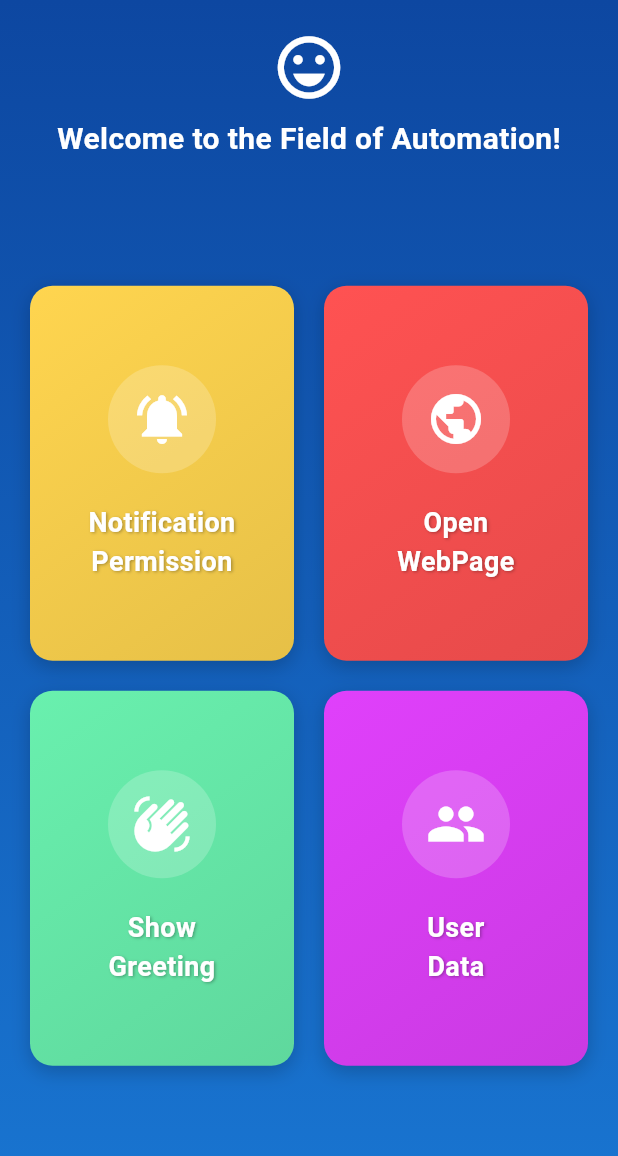
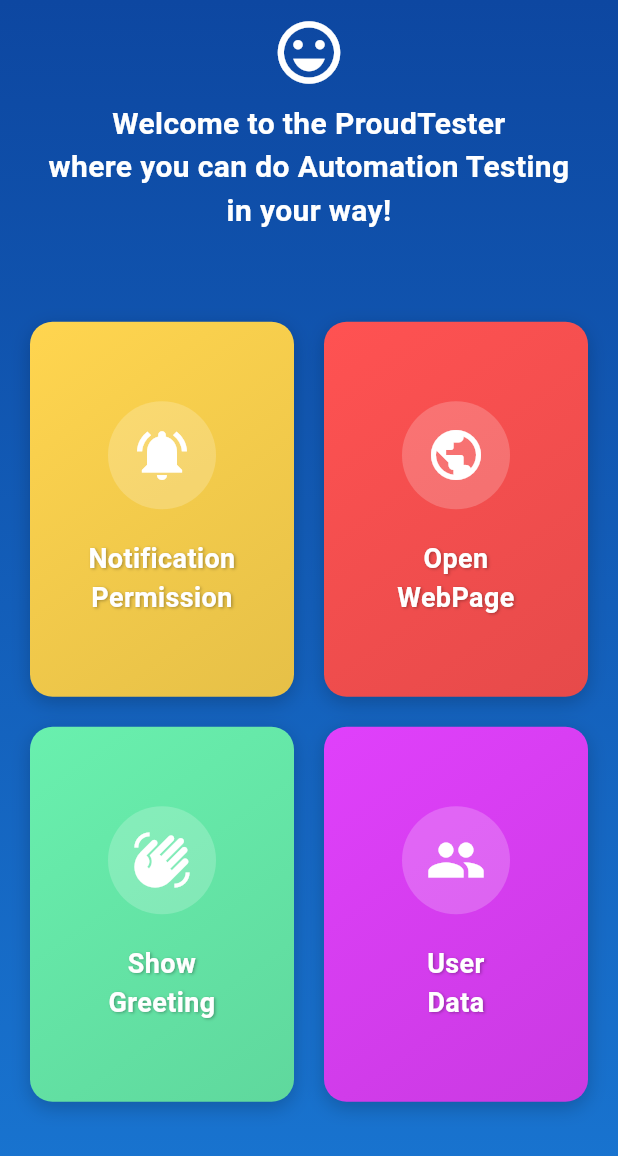
Before and after one commit to aryanbeni/proudtester, a Flutter app: the HomePage screen opened directly, on a phone screen of 412 x 824 dp. Shown: the top 1156 px of the screen. Run offline on Flutter 3.47's test engine with Material 3 defaults, Android fonts, the phone set to English and light mode, and no system bars; our stand-ins replace permission_handler, webview_flutter; missing offline and left inert: webview_flutter_android, webview_flutter_wkwebview.

Commit message:
changes in home screen

```diff
--- a/lib/home_page.dart
+++ b/lib/home_page.dart
@@ -40,19 +40,20 @@ class _HomePageState extends State<HomePage> {
           child: SafeArea(
             child: Column(
               children: [
-                const SizedBox(height: 20),
+                const SizedBox(height: 10),
                 const Icon(Icons.emoji_emotions_outlined,
                   size: 50,
                   color: Colors.white,
                 ),
                 const SizedBox(height: 8),
                 const Text(
-                  'Welcome to the Field of Automation!',
+                  'Welcome to the ProudTester\nwhere you can do Automation Testing\nin your way!',
                   style: TextStyle(
                     color: Colors.white,
                     fontSize: 20,
                     fontWeight: FontWeight.bold,
                   ),
+                  textAlign: TextAlign.center,
                 ),
                 const Spacer(),
                 Padding(
```
